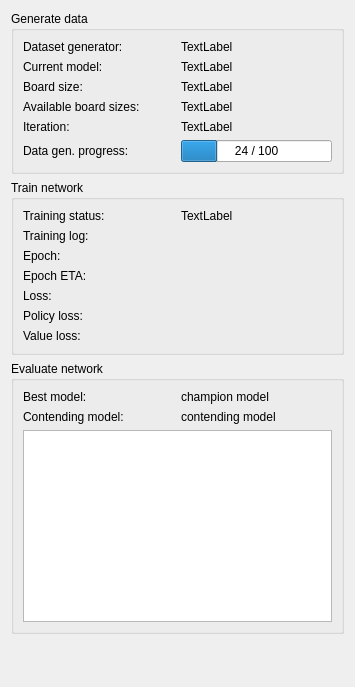
ofenrohr/ksquares, file src/alphaDots/selfPlay/SelfPlayForm.ui: the form before one commit.
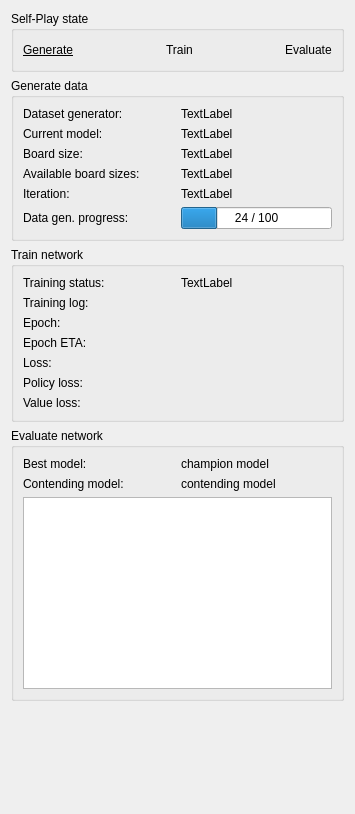
The form after the commit.

Commit message: improved self-play, use gsl rand in aicontroller

```diff
--- a/src/alphaDots/selfPlay/SelfPlayForm.ui
+++ b/src/alphaDots/selfPlay/SelfPlayForm.ui
@@ -7,7 +7,7 @@
     <x>0</x>
     <y>0</y>
     <width>355</width>
-    <height>687</height>
+    <height>814</height>
    </rect>
   </property>
   <property name="sizePolicy">
@@ -19,7 +19,70 @@
   <property name="windowTitle">
    <string>Form</string>
   </property>
-  <layout class="QVBoxLayout" name="verticalLayout">
+  <layout class="QVBoxLayout" name="verticalLayout_2">
+   <item>
+    <widget class="QGroupBox" name="groupBox_4">
+     <property name="title">
+      <string>Self-Play state</string>
+     </property>
+     <layout class="QVBoxLayout" name="verticalLayout">
+      <item>
+       <layout class="QHBoxLayout" name="horizontalLayout">
+        <item>
+         <widget class="QLabel" name="generateLbl">
+          <property name="text">
+           <string>&lt;html&gt;&lt;head/&gt;&lt;body&gt;&lt;p&gt;&lt;span style=&quot; text-decoration: underline;&quot;&gt;Generate&lt;/span&gt;&lt;/p&gt;&lt;/body&gt;&lt;/html&gt;</string>
+          </property>
+          <property name="textFormat">
+           <enum>Qt::RichText</enum>
+          </property>
+         </widget>
+        </item>
+        <item>
+         <spacer name="horizontalSpacer_2">
+          <property name="orientation">
+           <enum>Qt::Horizontal</enum>
+          </property>
+          <property name="sizeHint" stdset="0">
+           <size>
+            <width>40</width>
+            <height>20</height>
+           </size>
+          </property>
+         </spacer>
+        </item>
+        <item>
+         <widget class="QLabel" name="trainLbl">
+          <property name="text">
+           <string>Train</string>
+          </property>
+         </widget>
+        </item>
+        <item>
+         <spacer name="horizontalSpacer_3">
+          <property name="orientation">
+           <enum>Qt::Horizontal</enum>
+          </property>
+          <property name="sizeHint" stdset="0">
+           <size>
+            <width>40</width>
+            <height>20</height>
+           </size>
+          </property>
+         </spacer>
+        </item>
+        <item>
+         <widget class="QLabel" name="evaluateLbl">
+          <property name="text">
+           <string>Evaluate</string>
+          </property>
+         </widget>
+        </item>
+       </layout>
+      </item>
+     </layout>
+    </widget>
+   </item>
    <item>
     <widget class="QGroupBox" name="groupBox">
      <property name="sizePolicy">
```
The commit also changes 13 other files.
